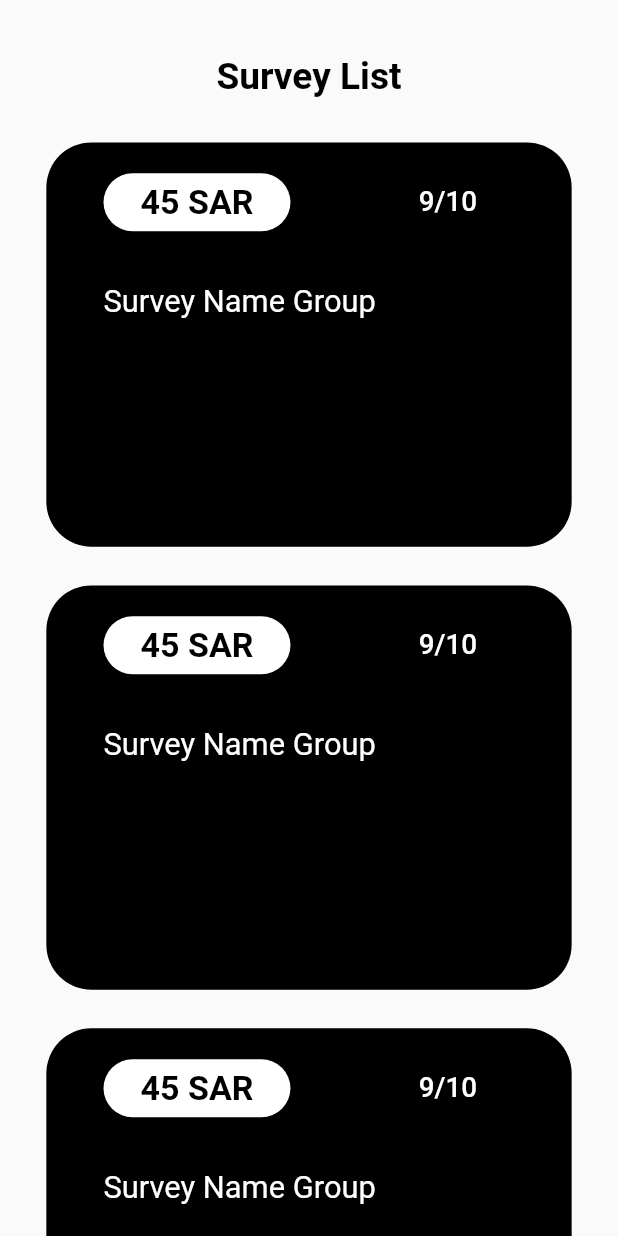
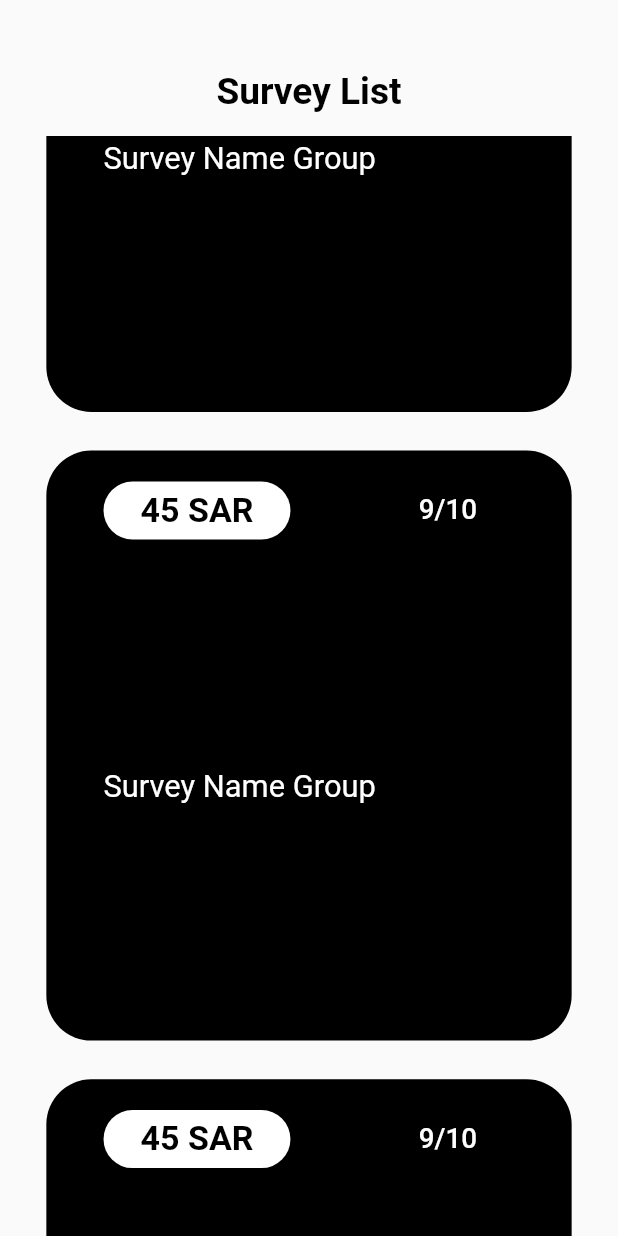
Before and after one commit to Danis96/FillApp, a Flutter app: the Survey screen opened directly, on a phone screen of 412 x 824 dp. Run offline on Flutter 3.47's test engine with Material 2 defaults, Android fonts, the phone set to English and light mode, and no system bars; our stand-ins replace cloud_firestore, data_connection_checker, firebase_auth, flutter_screenutil, percent_indicator, random_string and 2 more; missing offline and left inert: mailer; accounts and stored records are empty; Roboto replaces fonts that are missing (LoewNextArabic).

Commit message:
Scroll on Survey Page

```diff
--- a/lib/components/mySurveyGroupCard.dart
+++ b/lib/components/mySurveyGroupCard.dart
@@ -93,7 +93,7 @@ class _MySurveyGroupCard extends State<MySurveyGroupCard> {
                   ),
                   Container(
                     margin:
-                        EdgeInsets.only(top: ScreenUtil.instance.setWidth(5.0)),
+                        EdgeInsets.only(top: ScreenUtil.instance.setWidth(120.0)),
                     child: MyQuestion(
                         question: 'Survey Name Group',
                         containerHeight: ScreenUtil.instance.setHeight(80.0)),
--- a/lib/dashboard/survey.dart
+++ b/lib/dashboard/survey.dart
@@ -1,11 +1,10 @@
-
-
 import 'package:fillproject/components/SurveyCardYesNo/myYesNoSurveyCard.dart';
 import 'dart:io';
 import 'package:fillproject/components/constants/myColor.dart';
 import 'package:fillproject/components/constants/myText.dart';
 import 'package:fillproject/components/customScroll.dart';
 import 'package:fillproject/components/mySurveyGroupCard.dart';
+
 /// Survey class
 ///
 /// This class contains methods and layout for survey page.
@@ -16,10 +15,7 @@ import 'package:fillproject/components/mySurveyGroupCard.dart';
 import 'package:flutter/material.dart';
 import 'package:flutter_screenutil/flutter_screenutil.dart';
 
-
-  ScrollPhysics _physics;
-  ScrollController _controller = new ScrollController();
-  var dimension = 5.7809523809524;
+var controller = PageController(viewportFraction: 1 / 2, initialPage: 1);
 
 class Survey extends StatefulWidget {
   Survey({Key key}) : super(key: key);
@@ -31,20 +27,17 @@ class Survey extends StatefulWidget {
 class _SurveyState extends State<Survey> {
   @override
   Widget build(BuildContext context) {
+    double height = MediaQuery.of(context).size.height;
     return Scaffold(
         body: WillPopScope(
       onWillPop: _onWillPop,
-            child: ListView(
-              controller: _controller,
-              shrinkWrap: true,
-              physics: _physics,
-              scrollDirection: Axis.vertical,
+      child: Column(
         children: <Widget>[
           Center(
               child: Container(
             margin: EdgeInsets.only(
-                      top: ScreenUtil.instance.setWidth(35),
-                      bottom: ScreenUtil.instance.setWidth(29)),
+                top: ScreenUtil.instance.setWidth(45.0),
+                bottom: ScreenUtil.instance.setWidth(15.0)),
             child: Text('Survey List',
                 style: TextStyle(
                     color: MyColor().black,
@@ -52,20 +45,25 @@ class _SurveyState extends State<Survey> {
                     fontFamily: "LoewNextArabic",
                     fontStyle: FontStyle.normal,
                     fontSize: ScreenUtil.instance.setSp(24.0))),
-                ),
-              ),
-              // PageView(
-              //   scrollDirection: Axis.vertical,
-              //   children: <Widget>[
+          )),
+          Container(
+            height: ScreenUtil.instance.setHeight(height),
+            child: PageView(
+                pageSnapping: true,
+                controller: controller,
+                scrollDirection: Axis.vertical,
+                children: <Widget>[
                   MySurveyGroupCard(),
                   MySurveyGroupCard(),
                   MySurveyGroupCard(),
                   MySurveyGroupCard(),
                   MySurveyGroupCard(),
                   MySurveyGroupCard()
-              //   ],
-              // )
-            ])));
+                ]),
+          ),
+        ],
+      ),
+    ));
   }
 
   /// [_onWillPop]
@@ -92,23 +90,4 @@ class _SurveyState extends State<Survey> {
         ) ??
         true;
   }
-
-  /// [addPhysicsListenerController]
-  ///
-  /// function that creates a listener for out scroll controller
-  /// and checks for controller position
-  /// then add physics that recieve dimension
-  /// [dimension] =  361.7809523809524;
-  addPhysicsListenerController() {
-    _controller.addListener(() {
-      if (_controller.position.haveDimensions && _physics == null) {
-        setState(() {
-          _physics = CustomScrollPhysics(
-            itemDimension: ScreenUtil.instance.setWidth(dimension),
-          );
-          print(dimension);
-        });
 }
-    });
-  }
-}
```
Lines whose indentation alone changed are shown as unchanged.
